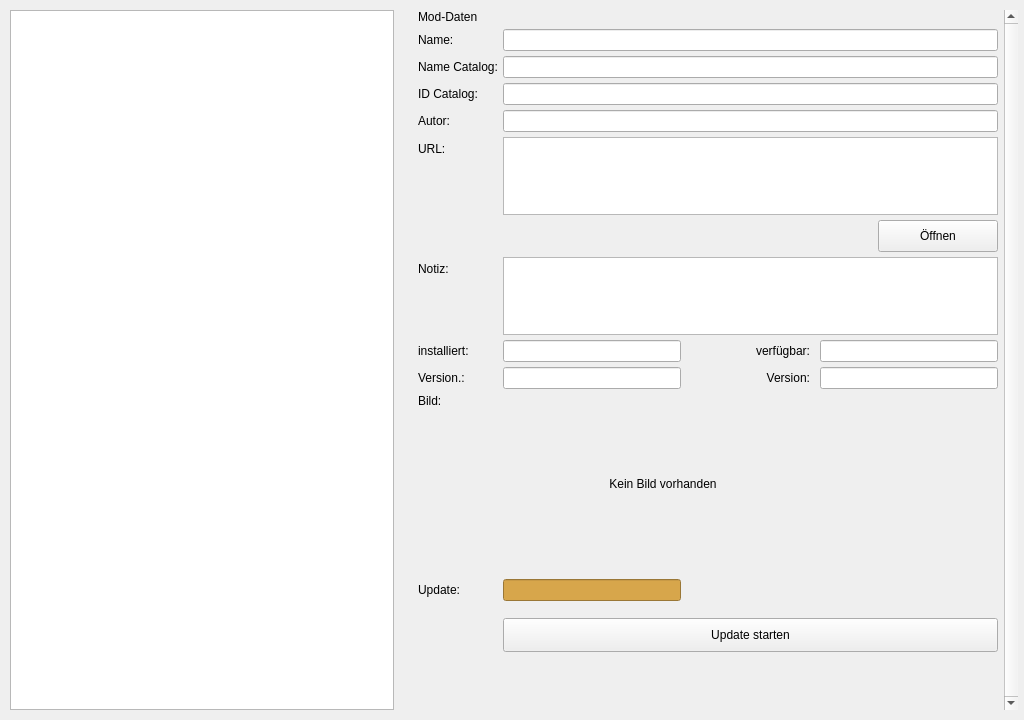
Before: the Qt Designer form Structure/Pages/Page_Update.ui in Looking4Git/Starfield_LOH, drawn with Qt 5.
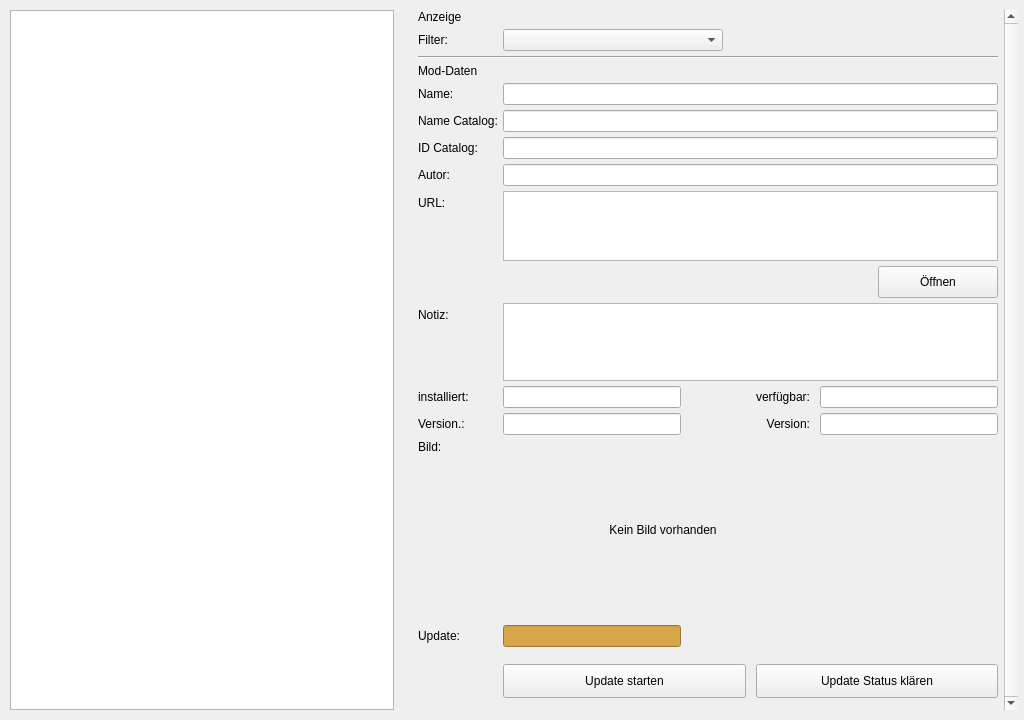
After: the same form once the commit is applied. Icons and pictures are not drawn.

Commit message: feat(update): Ueberarbeitung Update-Abschluss, 4D-Zustandsmatrix und Status-Klaerung

The edit to the form file:
```diff
--- a/Structure/Pages/Page_Update.ui
+++ b/Structure/Pages/Page_Update.ui
@@ -123,76 +123,110 @@
           <number>0</number>
          </property>
          <item row="0" column="0" colspan="2">
+          <widget class="QLabel" name="lbl_filter">
+           <property name="text">
+            <string>Anzeige</string>
+           </property>
+          </widget>
+         </item>
+         <item row="1" column="0">
+          <widget class="QLabel" name="lbl_mode_filter_label">
+           <property name="text">
+            <string>Filter:</string>
+           </property>
+          </widget>
+         </item>
+         <item row="1" column="1">
+          <widget class="QComboBox" name="cmb_mode_filter">
+           <property name="minimumSize">
+            <size>
+             <width>220</width>
+             <height>0</height>
+            </size>
+           </property>
+          </widget>
+         </item>
+         <item row="2" column="0" colspan="2">
+          <widget class="QFrame" name="detail_separator_filter">
+           <property name="frameShape">
+            <enum>QFrame::Shape::HLine</enum>
+           </property>
+           <property name="frameShadow">
+            <enum>QFrame::Shadow::Sunken</enum>
+           </property>
+          </widget>
+         </item>
+         <item row="3" column="0" colspan="2">
           <widget class="QLabel" name="lbl_details">
            <property name="text">
             <string>Mod-Daten</string>
            </property>
           </widget>
          </item>
-         <item row="1" column="0">
+         <item row="4" column="0">
           <widget class="QLabel" name="lbl_name_label">
            <property name="text">
             <string>Name:</string>
            </property>
           </widget>
          </item>
-         <item row="1" column="1">
+         <item row="4" column="1">
           <widget class="QLineEdit" name="inp_name_online">
            <property name="readOnly">
             <bool>true</bool>
            </property>
           </widget>
          </item>
-         <item row="2" column="0">
+         <item row="5" column="0">
           <widget class="QLabel" name="lbl_name_catalog_label">
            <property name="text">
             <string>Name Catalog:</string>
            </property>
           </widget>
          </item>
-         <item row="2" column="1">
+         <item row="5" column="1">
           <widget class="QLineEdit" name="inp_name_catalog">
            <property name="readOnly">
             <bool>true</bool>
            </property>
           </widget>
          </item>
-         <item row="3" column="0">
+         <item row="6" column="0">
           <widget class="QLabel" name="lbl_id_catalog_label">
            <property name="text">
             <string>ID Catalog:</string>
            </property>
           </widget>
          </item>
-         <item row="3" column="1">
+         <item row="6" column="1">
           <widget class="QLineEdit" name="inp_id_catalog">
            <property name="readOnly">
             <bool>true</bool>
            </property>
           </widget>
          </item>
-         <item row="4" column="0">
+         <item row="7" column="0">
           <widget class="QLabel" name="lbl_author_label">
            <property name="text">
             <string>Autor:</string>
            </property>
           </widget>
          </item>
-         <item row="4" column="1">
+         <item row="7" column="1">
           <widget class="QLineEdit" name="inp_author">
            <property name="readOnly">
             <bool>true</bool>
            </property>
           </widget>
          </item>
-         <item row="5" column="0">
+         <item row="8" column="0">
           <widget class="QLabel" name="lbl_url_label">
            <property name="text">
             <string>URL:</string>
            </property>
           </widget>
          </item>
-         <item row="5" column="1">
+         <item row="8" column="1">
           <layout class="QVBoxLayout" name="url_and_button_layout">
            <property name="spacing">
             <number>5</number>
@@ -261,14 +295,14 @@
            </item>
           </layout>
          </item>
-         <item row="6" column="0">
+         <item row="9" column="0">
           <widget class="QLabel" name="lbl_note_label">
            <property name="text">
             <string>Notiz:</string>
            </property>
           </widget>
          </item>
-         <item row="6" column="1">
+         <item row="9" column="1">
           <widget class="QTextEdit" name="inp_note">
            <property name="sizePolicy">
             <sizepolicy hsizetype="Expanding" vsizetype="Fixed">
@@ -290,14 +324,14 @@
            </property>
           </widget>
          </item>
-         <item row="7" column="0">
+         <item row="10" column="0">
           <widget class="QLabel" name="lbl_date_inst_label">
            <property name="text">
             <string>installiert:</string>
            </property>
           </widget>
          </item>
-         <item row="7" column="1">
+         <item row="10" column="1">
           <layout class="QHBoxLayout" name="layout_date_fields">
            <property name="spacing">
             <number>10</number>
@@ -377,14 +411,14 @@
            </item>
           </layout>
          </item>
-         <item row="8" column="0">
+         <item row="11" column="0">
           <widget class="QLabel" name="lbl_ver_inst_label">
            <property name="text">
             <string>Version.:</string>
            </property>
           </widget>
          </item>
-         <item row="8" column="1">
+         <item row="11" column="1">
           <layout class="QHBoxLayout" name="layout_ver_fields">
            <property name="spacing">
             <number>10</number>
@@ -464,7 +498,7 @@
            </item>
           </layout>
          </item>
-         <item row="9" column="0">
+         <item row="12" column="0">
           <widget class="QLabel" name="lbl_image_label">
            <property name="text">
             <string>Bild:</string>
@@ -477,7 +511,7 @@
            </property>
           </widget>
          </item>
-         <item row="9" column="1">
+         <item row="12" column="1">
           <widget class="QLabel" name="lbl_preview_image">
            <property name="minimumSize">
             <size>
@@ -496,14 +530,14 @@
            </property>
           </widget>
          </item>
-         <item row="10" column="0">
+         <item row="13" column="0">
           <widget class="QLabel" name="lbl_update_label">
            <property name="text">
             <string>Update:</string>
            </property>
           </widget>
          </item>
-         <item row="10" column="1">
+         <item row="13" column="1">
           <layout class="QHBoxLayout" name="layout_update_fields">
            <property name="spacing">
             <number>10</number>
@@ -548,10 +582,10 @@
            </item>
           </layout>
          </item>
-         <item row="11" column="1">
+         <item row="14" column="1">
           <layout class="QHBoxLayout" name="update_button_layout">
            <property name="spacing">
-            <number>0</number>
+            <number>10</number>
            </property>
            <property name="topMargin">
             <number>12</number>
@@ -578,6 +612,25 @@
              </property>
             </widget>
            </item>
+           <item>
+            <widget class="QPushButton" name="btn_resolve_update_status">
+             <property name="sizePolicy">
+              <sizepolicy hsizetype="Expanding" vsizetype="Fixed">
+               <horstretch>0</horstretch>
+               <verstretch>0</verstretch>
+              </sizepolicy>
+             </property>
+             <property name="minimumSize">
+              <size>
+               <width>0</width>
+               <height>34</height>
+              </size>
+             </property>
+             <property name="text">
+              <string>Update Status klären</string>
+             </property>
+            </widget>
+           </item>
           </layout>
          </item>
         </layout>
```
Left out of the diff: 8 changed lines with no effect on the pictures. The commit also changes 9 other files.
